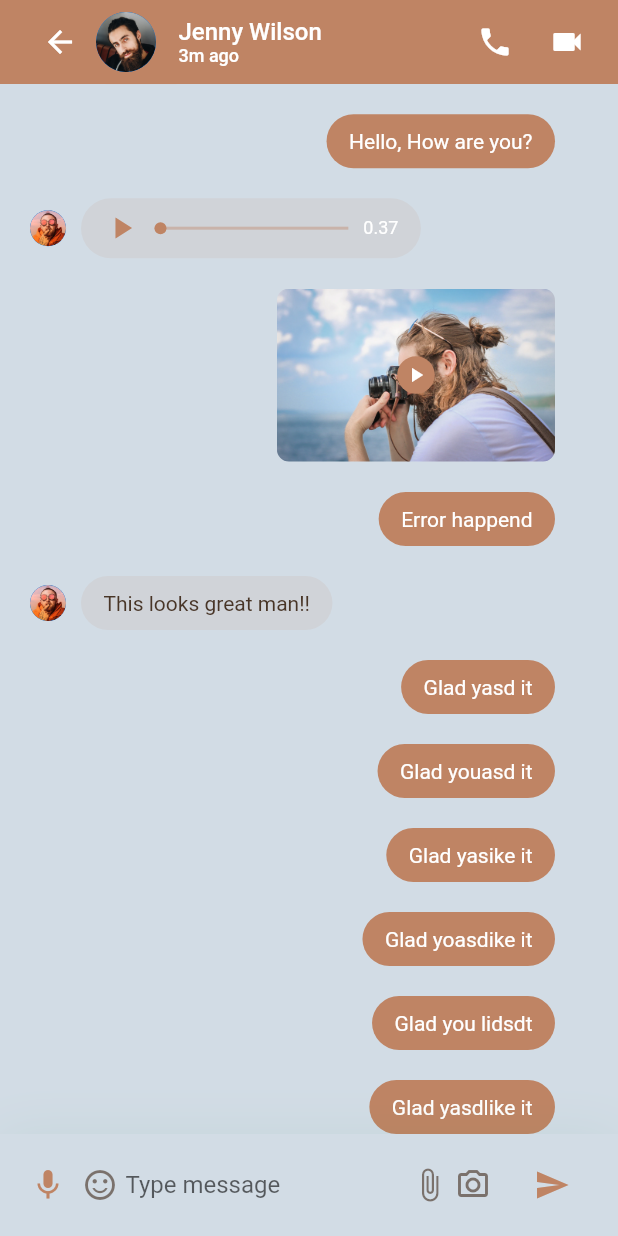
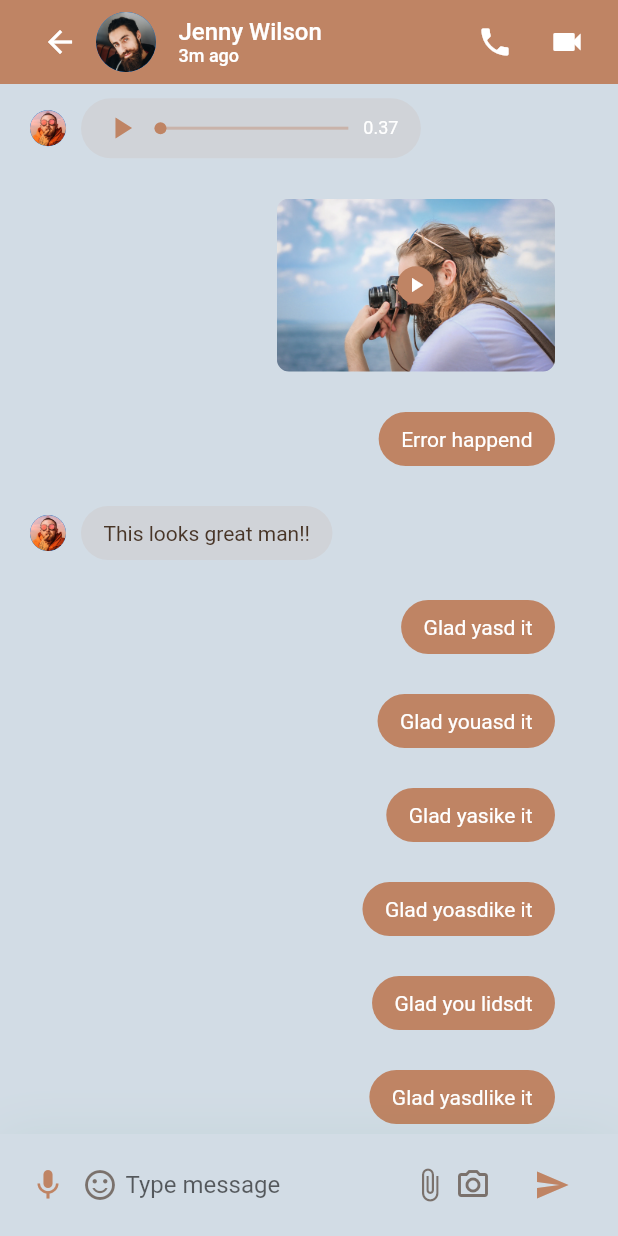
Before and after one commit to zahradjan/chat-application, a Flutter app: the ChatsScreen screen opened directly, after a tap on "Jenny Wilson", on a phone screen of 412 x 824 dp. Run offline on Flutter 3.47's test engine with Material 2 defaults, Android fonts, the light colour scheme and no system bars; our stand-ins replace google_fonts, loggy; missing offline and left inert: flutter_loggy.

Commit message:
Better padding for message

```diff
--- a/lib/messages/components/message.dart
+++ b/lib/messages/components/message.dart
@@ -30,7 +30,8 @@ class Message extends StatelessWidget {
     }
 
     return Padding(
-      padding: const EdgeInsets.only(top: DefaultPadding),
+      padding: const EdgeInsets.only(
+          top: DefaultPadding, bottom: DefaultPadding / 3),
       child: Row(
         mainAxisAlignment:
             message.isSender ? MainAxisAlignment.end : MainAxisAlignment.start,
--- a/lib/messages/components/message_screen_body.dart
+++ b/lib/messages/components/message_screen_body.dart
@@ -14,7 +14,6 @@ class _MessageScreenBodyState extends State<MessageScreenBody> {
   ScrollController _scrollController = ScrollController();
 
   void _scrollToBottom() {
-    logDebug(_scrollController.position.maxScrollExtent);
     _scrollController.jumpTo(_scrollController.position.maxScrollExtent);
   }
 
@@ -22,6 +21,7 @@ class _MessageScreenBodyState extends State<MessageScreenBody> {
   Widget build(BuildContext context) {
     WidgetsBinding.instance!.addPostFrameCallback((_) => _scrollToBottom());
     return Scaffold(
+      resizeToAvoidBottomInset: false,
       body: GestureDetector(
         onTap: () => FocusScope.of(context).unfocus(),
         child: Column(
@@ -31,7 +31,7 @@ class _MessageScreenBodyState extends State<MessageScreenBody> {
                 padding: const EdgeInsets.symmetric(horizontal: DefaultPadding),
                 child: ListView.builder(
                     controller: _scrollController,
-                    shrinkWrap: true,
+                    // shrinkWrap: true,
                     // reverse: true,
                     itemCount: demeChatMessages.length,
                     itemBuilder: (context, index) {
```
